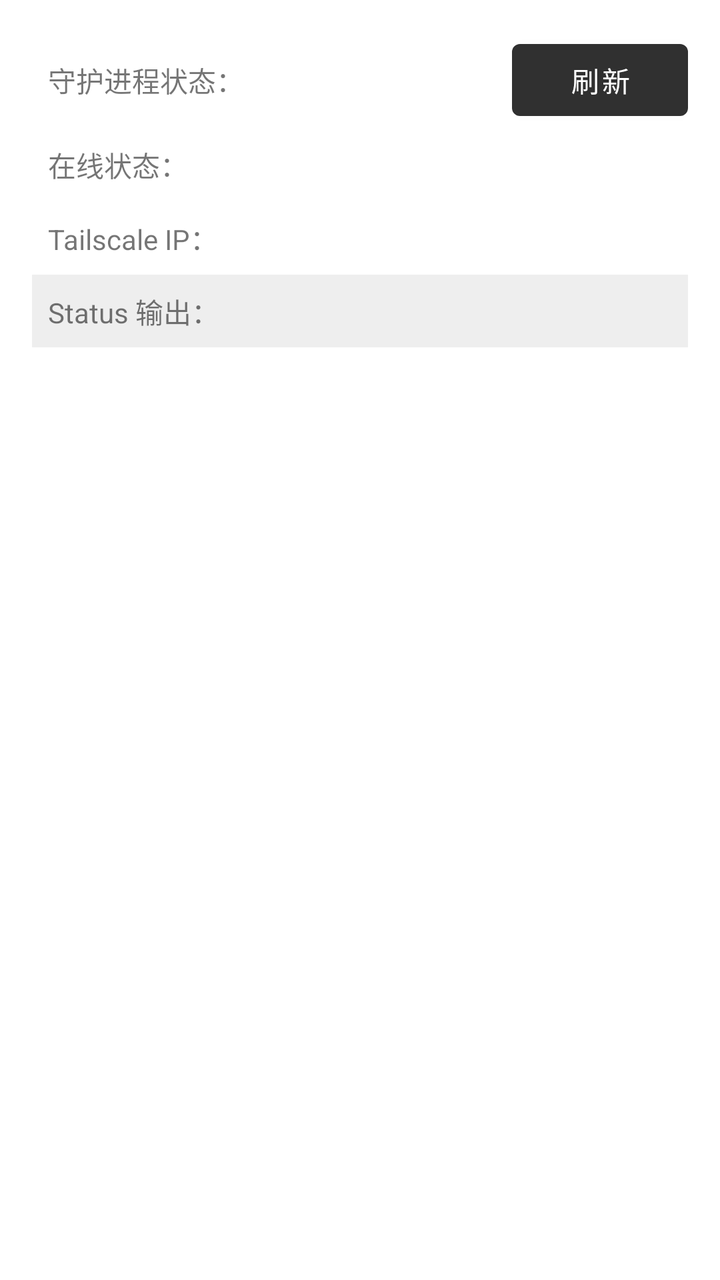
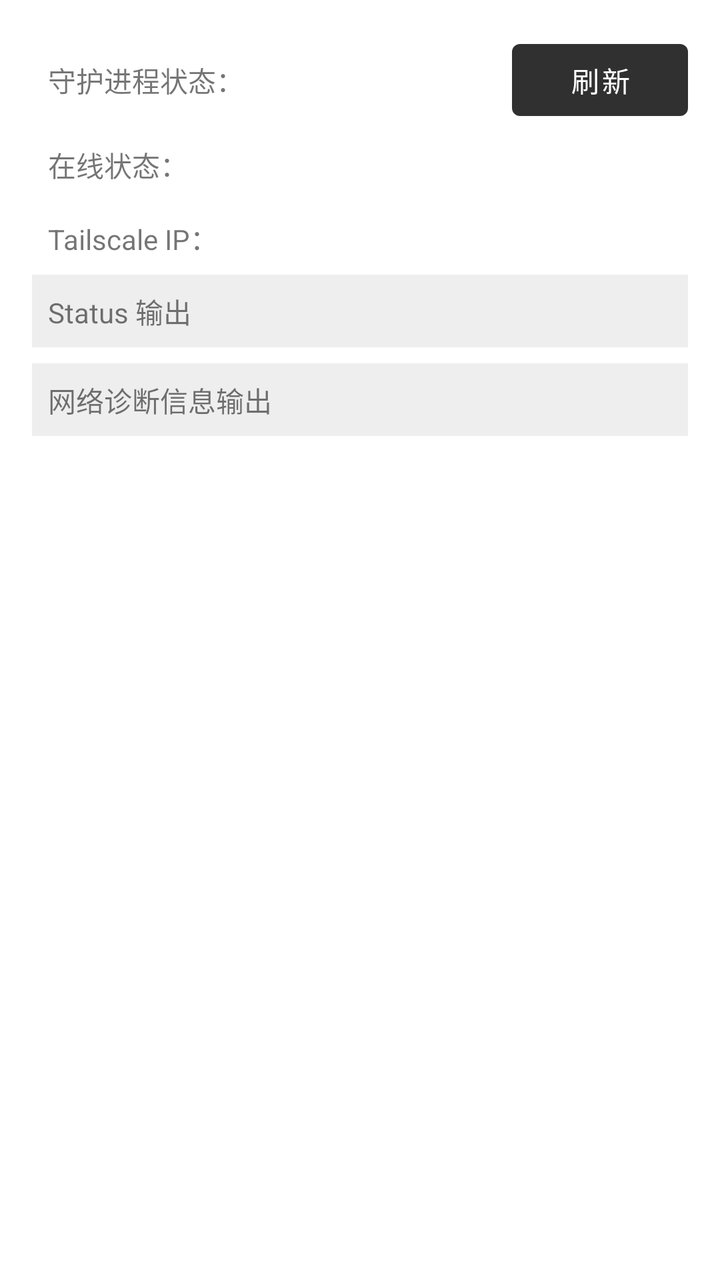

An Android layout rendered at two revisions. The XML below is the earlier revision; the diff shows what the commit changed to produce the second picture.
<!-- AndroidManifest.xml: application theme Theme.TailscaleRoot -->
<!-- res/layout/fragment_status.xml -->
<?xml version="1.0" encoding="utf-8"?>
<ScrollView xmlns:android="http://schemas.android.com/apk/res/android"
    xmlns:app="http://schemas.android.com/apk/res-auto"
    android:layout_width="match_parent"
    android:layout_height="match_parent"
    android:padding="16dp"
    android:layout_marginBottom="?attr/actionBarSize">

    <LinearLayout
        android:orientation="vertical"
        android:layout_width="match_parent"
        android:layout_height="wrap_content"
        android:gravity="start">

        <androidx.constraintlayout.widget.ConstraintLayout
            android:layout_width="match_parent"
            android:layout_height="wrap_content">

            <TextView
                android:id="@+id/text_daemon_status"
                app:layout_constraintTop_toTopOf="parent"
                app:layout_constraintBottom_toBottomOf="parent"
                app:layout_constraintStart_toStartOf="parent"
                app:layout_constraintEnd_toStartOf="@+id/button_refresh"
                android:layout_width="0dp"
                android:layout_height="wrap_content"
                android:padding="8dp"
                android:layout_marginEnd="8dp"
                android:ellipsize="end"
                android:maxLines="1"
                android:text="@string/text_daemonStatus" />

            <Button
                android:id="@+id/button_refresh"
                app:layout_constraintTop_toTopOf="parent"
                app:layout_constraintBottom_toBottomOf="parent"
                app:layout_constraintEnd_toEndOf="parent"
                android:layout_width="wrap_content"
                android:layout_height="wrap_content"
                android:text="@string/button_refresh_status" />

        </androidx.constraintlayout.widget.ConstraintLayout>

        <TextView
            android:id="@+id/text_online"
            android:layout_width="match_parent"
            android:layout_height="wrap_content"
            android:text="@string/text_isOnline"
            android:padding="8dp" />

        <TextView
            android:id="@+id/text_ip"
            android:layout_width="match_parent"
            android:layout_height="wrap_content"
            android:text="@string/text_tailscaleIp"
            android:padding="8dp" />

        <TextView
            android:id="@+id/text_status"
            android:layout_width="match_parent"
            android:layout_height="wrap_content"
            android:text="@string/text_status"
            android:padding="8dp"
            android:background="#EEEEEE"
            android:textIsSelectable="true" />
    </LinearLayout>
</ScrollView>
<!-- resources referenced by this layout -->
<resources>
  <string name="button_refresh_status">刷新</string>
  <string name="text_daemonStatus">守护进程状态：</string>
  <string name="text_isOnline">在线状态：</string>
  <string name="text_status">Status 输出：</string>
  <string name="text_tailscaleIp">Tailscale IP：</string>
  <style name="Theme.TailscaleRoot" parent="Theme.MaterialComponents.DayNight.DarkActionBar">
          
          <item name="colorPrimary">@color/gray</item>
          <item name="colorPrimaryVariant">@color/light_gray</item>
          <item name="colorOnPrimary">@color/white</item>
          
          <item name="colorSecondary">@color/teal_200</item>
          <item name="colorSecondaryVariant">@color/teal_700</item>
          <item name="colorOnSecondary">@color/black</item>
          
          <item name="android:statusBarColor">?attr/colorPrimaryVariant</item>
          
      </style>
  <color name="gray">#FF303030</color>
  <color name="light_gray">#FF404040</color>
  <color name="white">#FFFFFFFF</color>
  <color name="teal_200">#FF03DAC5</color>
  <color name="teal_700">#FF018786</color>
  <color name="black">#FF000000</color>
</resources>

<!-- the commit's change to res/layout/fragment_status.xml (unified diff, before → after) -->
@@ -61,6 +61,16 @@
             android:layout_height="wrap_content"
             android:text="@string/text_status"
             android:padding="8dp"
+            android:layout_marginBottom="8dp"
+            android:background="#EEEEEE"
+            android:textIsSelectable="true" />
+
+        <TextView
+            android:id="@+id/text_netcheck"
+            android:layout_width="match_parent"
+            android:layout_height="wrap_content"
+            android:text="@string/text_netcheck"
+            android:padding="8dp"
             android:background="#EEEEEE"
             android:textIsSelectable="true" />
     </LinearLayout>
<!-- resource entries referenced after the edit -->
@@ -3,7 +3,8 @@
   <string name="button_refresh_status">刷新</string>
   <string name="text_daemonStatus">守护进程状态：</string>
   <string name="text_isOnline">在线状态：</string>
-  <string name="text_status">Status 输出：</string>
+  <string name="text_netcheck">网络诊断信息输出</string>
+  <string name="text_status">Status 输出</string>
   <string name="text_tailscaleIp">Tailscale IP：</string>
   <style name="Theme.TailscaleRoot" parent="Theme.MaterialComponents.DayNight.DarkActionBar">
           
